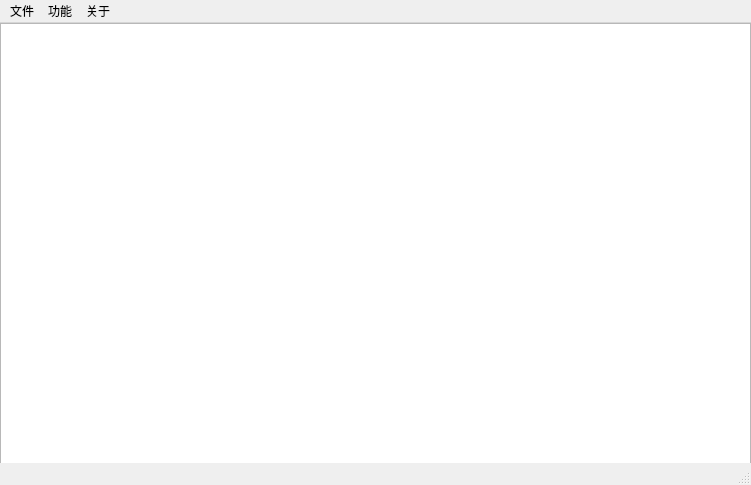
First picture: the form in ui/mian.ui, repository alphaAE/GenerateWordsMete, before the edit.
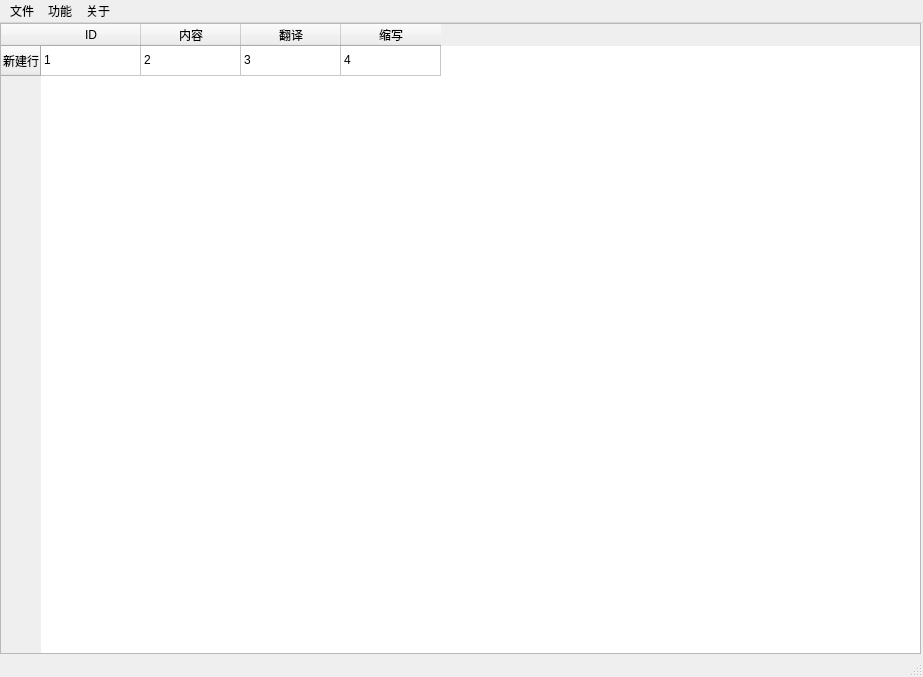
Second picture: the form after the edit.

Commit message: 修改主UI 添加tableview

```diff
--- a/ui/mian.ui
+++ b/ui/mian.ui
@@ -6,8 +6,8 @@
    <rect>
     <x>0</x>
     <y>0</y>
-    <width>751</width>
-    <height>485</height>
+    <width>923</width>
+    <height>677</height>
    </rect>
   </property>
   <property name="windowTitle">
@@ -17,15 +17,60 @@
    <bool>true</bool>
   </property>
   <widget class="QWidget" name="centralwidget">
-   <widget class="QTableView" name="tableView">
+   <widget class="QTableWidget" name="tableWidget">
     <property name="geometry">
      <rect>
       <x>0</x>
       <y>0</y>
-      <width>751</width>
-      <height>441</height>
+      <width>921</width>
+      <height>631</height>
      </rect>
     </property>
+    <row>
+     <property name="text">
+      <string>新建行</string>
+     </property>
+    </row>
+    <column>
+     <property name="text">
+      <string>ID</string>
+     </property>
+    </column>
+    <column>
+     <property name="text">
+      <string>内容</string>
+     </property>
+    </column>
+    <column>
+     <property name="text">
+      <string>翻译</string>
+     </property>
+    </column>
+    <column>
+     <property name="text">
+      <string>缩写</string>
+     </property>
+    </column>
+    <item row="0" column="0">
+     <property name="text">
+      <string>1</string>
+     </property>
+    </item>
+    <item row="0" column="1">
+     <property name="text">
+      <string>2</string>
+     </property>
+    </item>
+    <item row="0" column="2">
+     <property name="text">
+      <string>3</string>
+     </property>
+    </item>
+    <item row="0" column="3">
+     <property name="text">
+      <string>4</string>
+     </property>
+    </item>
    </widget>
   </widget>
   <widget class="QMenuBar" name="menubar">
@@ -33,7 +78,7 @@
     <rect>
      <x>0</x>
      <y>0</y>
-     <width>751</width>
+     <width>923</width>
      <height>22</height>
     </rect>
    </property>
@@ -54,14 +99,14 @@
     </property>
     <addaction name="action"/>
    </widget>
-   <widget class="QMenu" name="menu_3">
+   <widget class="QMenu" name="menu_about">
     <property name="title">
      <string>关于</string>
     </property>
    </widget>
    <addaction name="menu_file"/>
    <addaction name="menu_fun"/>
-   <addaction name="menu_3"/>
+   <addaction name="menu_about"/>
   </widget>
   <widget class="QStatusBar" name="statusbar">
    <property name="sizeGripEnabled">
```
Left out of the diff: 24 changed lines with no effect on the pictures. The commit also changes 1 other file.
